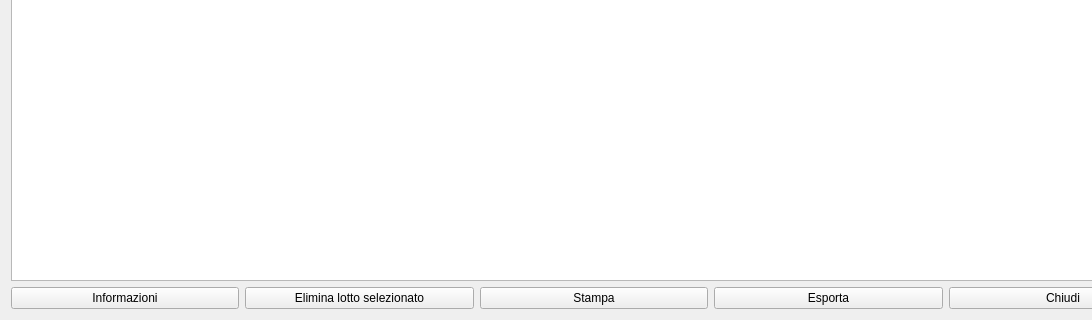
The window that hlotti_new.ui (fblabs/hamlet-mod-sancon) describes before a commit, drawn with Qt 5; both pictures show x 0 to 1092 and y 218 to 538 of the 1188 by 538 pixel window.
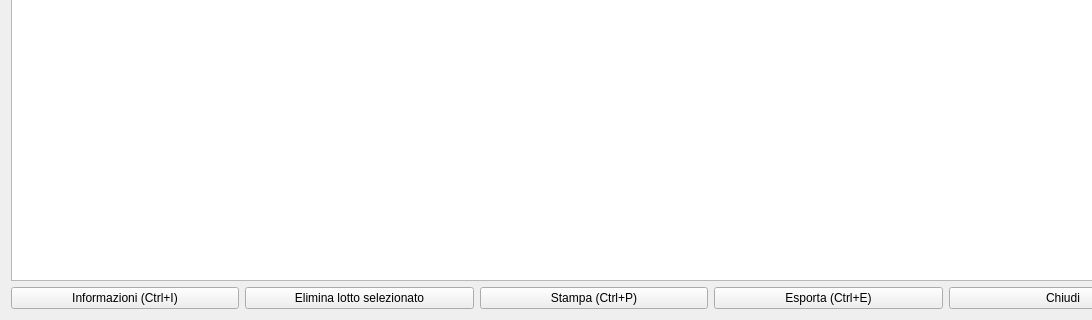
The same window after the commit. Icons and pictures are not drawn.

Patch:
```diff
--- a/hlotti_new.ui
+++ b/hlotti_new.ui
@@ -212,7 +212,7 @@
      <item>
       <widget class="QPushButton" name="pbLotInfo">
        <property name="text">
-        <string>Informazioni</string>
+        <string>Informazioni (Ctrl+I)</string>
        </property>
        <property name="icon">
         <iconset resource="icons.qrc">
@@ -246,7 +246,7 @@
      <item>
       <widget class="QPushButton" name="pbPrint">
        <property name="text">
-        <string>Stampa</string>
+        <string>Stampa (Ctrl+P)</string>
        </property>
        <property name="icon">
         <iconset resource="icons.qrc">
@@ -263,7 +263,7 @@
      <item>
       <widget class="QPushButton" name="pbToPdf">
        <property name="text">
-        <string>Esporta</string>
+        <string>Esporta (Ctrl+E)</string>
        </property>
        <property name="icon">
         <iconset resource="icons.qrc">
```
Left out of the diff: 9 changed lines with no effect on the pictures.
